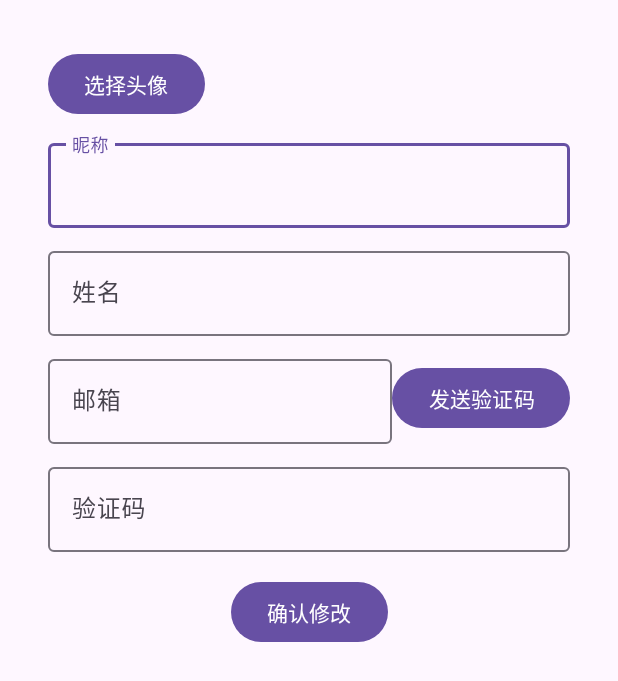
After one commit to klxiaoniu/Youxi, an Android app: the layout activity_profile_update.xml on its own in the app's theme, with its tools: preview values and no code run, on a phone screen of 412 x 824 dp. The commit adds this screen. Shown: the top 681 px of the screen. Run offline under Robolectric (Android 15) with nearby library versions, the phone set to English and light mode, and no system bars.

Commit message:
feat: ProfileUpdateActivity

```diff
--- a/app/src/main/AndroidManifest.xml
+++ b/app/src/main/AndroidManifest.xml
@@ -17,6 +17,9 @@
         android:theme="@style/Theme.游兮"
         android:usesCleartextTraffic="true"
         tools:targetApi="33">
+        <activity
+            android:name=".ui.activity.ProfileUpdateActivity"
+            android:exported="false" />
         <activity
             android:name=".ui.activity.IntroActivity"
             android:exported="false" />
--- /dev/null
+++ b/app/src/main/java/com/glittering/youxi/data/EmailRequest.kt
@@ -0,0 +1,5 @@
+package com.glittering.youxi.data
+
+data class EmailRequest(
+    val email: String
+)
--- /dev/null
+++ b/app/src/main/java/com/glittering/youxi/data/EmailResponse.kt
@@ -0,0 +1,6 @@
+package com.glittering.youxi.data
+
+data class EmailResponse(
+    var code: Int,
+    val message: String
+)
--- /dev/null
+++ b/app/src/main/java/com/glittering/youxi/data/UpdatingResponse.kt
@@ -0,0 +1,6 @@
+package com.glittering.youxi.data
+
+data class UpdatingResponse(
+    val code: Int,
+    val message: String
+)
--- a/app/src/main/java/com/glittering/youxi/ui/fragment/home/HomeFragment.kt
+++ b/app/src/main/java/com/glittering/youxi/ui/fragment/home/HomeFragment.kt
@@ -11,6 +11,7 @@ import androidx.lifecycle.ViewModelProvider
 import com.glittering.youxi.ui.activity.LoginActivity
 import com.glittering.youxi.databinding.FragmentHomeBinding
 import com.glittering.youxi.ui.activity.IntroActivity
+import com.glittering.youxi.ui.activity.ProfileUpdateActivity
 
 class HomeFragment : Fragment() {
 
@@ -38,12 +39,17 @@ class HomeFragment : Fragment() {
 
         val btnLogin: Button = binding.btnLogin
         val btnIntro: Button = binding.btnIntro
+        val btnProfile: Button = binding.btnProfile
         btnLogin.setOnClickListener {
             val intent = Intent(context, LoginActivity::class.java)
             startActivity(intent)
         }
         btnIntro.setOnClickListener {
             val intent = Intent(context, IntroActivity::class.java)
+            startActivity(intent)
+        }
+        btnProfile.setOnClickListener {
+            val intent = Intent(context, ProfileUpdateActivity::class.java)
             startActivity(intent)
         }
 
--- a/app/src/main/res/layout/activity_login.xml
+++ b/app/src/main/res/layout/activity_login.xml
@@ -111,7 +111,7 @@
             android:layout_width="match_parent"
             android:layout_height="wrap_content"
             android:digits="ABCDEFGHIJKLMNOPQRSTUVWXYZabcdefghijklmnopqrstuvwxyz1234567890"
-            android:imeOptions="actionNext"
+            android:imeOptions="actionDone"
             android:maxLength="4" />
     </com.google.android.material.textfield.TextInputLayout>
 
--- /dev/null
+++ b/app/src/main/res/layout/activity_profile_update.xml
@@ -0,0 +1,120 @@
+<?xml version="1.0" encoding="utf-8"?>
+<androidx.constraintlayout.widget.ConstraintLayout xmlns:android="http://schemas.android.com/apk/res/android"
+    xmlns:app="http://schemas.android.com/apk/res-auto"
+    xmlns:tools="http://schemas.android.com/tools"
+    android:layout_width="match_parent"
+    android:layout_height="match_parent"
+    android:fitsSystemWindows="true"
+    android:paddingLeft="@dimen/activity_horizontal_margin"
+    android:paddingTop="@dimen/activity_vertical_margin"
+    android:paddingRight="@dimen/activity_horizontal_margin"
+    android:paddingBottom="@dimen/activity_vertical_margin"
+    tools:context=".ui.activity.ProfileUpdateActivity">
+
+    <Button
+        android:id="@+id/chooseIcon"
+        android:layout_width="wrap_content"
+        android:layout_height="wrap_content"
+        android:text="选择头像"
+        app:layout_constraintStart_toStartOf="parent"
+        app:layout_constraintTop_toTopOf="parent" />
+
+    <com.google.android.material.textfield.TextInputLayout
+        android:id="@+id/layout_nickname"
+        android:layout_width="match_parent"
+        android:layout_height="wrap_content"
+        android:layout_marginTop="10dp"
+        android:hint="昵称"
+        app:hintAnimationEnabled="true"
+        app:hintEnabled="true"
+        app:layout_constraintEnd_toEndOf="parent"
+        app:layout_constraintStart_toStartOf="parent"
+        app:layout_constraintTop_toBottomOf="@id/chooseIcon">
+
+        <com.google.android.material.textfield.TextInputEditText
+            android:id="@+id/nickname"
+            android:layout_width="match_parent"
+            android:layout_height="wrap_content"
+            android:imeOptions="actionNext"
+            android:selectAllOnFocus="true" />
+    </com.google.android.material.textfield.TextInputLayout>
+
+    <com.google.android.material.textfield.TextInputLayout
+        android:id="@+id/layout_name"
+        android:layout_width="match_parent"
+        android:layout_height="wrap_content"
+        android:layout_marginTop="10dp"
+        android:hint="@string/prompt_name"
+        app:hintAnimationEnabled="true"
+        app:hintEnabled="true"
+        app:layout_constraintEnd_toEndOf="parent"
+        app:layout_constraintStart_toStartOf="parent"
+        app:layout_constraintTop_toBottomOf="@+id/layout_nickname">
+
+        <com.google.android.material.textfield.TextInputEditText
+            android:id="@+id/name"
+            android:layout_width="match_parent"
+            android:layout_height="wrap_content"
+            android:imeOptions="actionNext" />
+    </com.google.android.material.textfield.TextInputLayout>
+
+    <com.google.android.material.textfield.TextInputLayout
+        android:id="@+id/layout_email"
+        android:layout_width="0dp"
+        android:layout_height="wrap_content"
+        android:layout_marginTop="10dp"
+        android:hint="邮箱"
+        app:hintAnimationEnabled="true"
+        app:hintEnabled="true"
+        app:layout_constraintEnd_toStartOf="@id/btnSendCode"
+        app:layout_constraintStart_toStartOf="parent"
+        app:layout_constraintTop_toBottomOf="@+id/layout_name">
+
+        <com.google.android.material.textfield.TextInputEditText
+            android:id="@+id/email"
+            android:layout_width="match_parent"
+            android:layout_height="wrap_content"
+            android:imeOptions="actionNext"
+            android:inputType="textEmailAddress" />
+    </com.google.android.material.textfield.TextInputLayout>
+
+    <Button
+        android:id="@+id/btnSendCode"
+        android:layout_width="wrap_content"
+        android:layout_height="wrap_content"
+        android:text="发送验证码"
+        app:layout_constraintBottom_toBottomOf="@id/layout_email"
+        app:layout_constraintEnd_toEndOf="parent"
+        app:layout_constraintTop_toTopOf="@id/layout_email" />
+
+    <com.google.android.material.textfield.TextInputLayout
+        android:id="@+id/layout_ecode"
+        android:layout_width="match_parent"
+        android:layout_height="wrap_content"
+        android:layout_marginTop="10dp"
+        android:hint="验证码"
+        app:hintAnimationEnabled="true"
+        app:hintEnabled="true"
+        app:layout_constraintEnd_toEndOf="parent"
+        app:layout_constraintStart_toStartOf="parent"
+        app:layout_constraintTop_toBottomOf="@+id/layout_email">
+
+        <com.google.android.material.textfield.TextInputEditText
+            android:id="@+id/ecode"
+            android:layout_width="match_parent"
+            android:layout_height="wrap_content"
+            android:imeOptions="actionNext" />
+    </com.google.android.material.textfield.TextInputLayout>
+
+    <Button
+        android:id="@+id/submit"
+        android:layout_width="wrap_content"
+        android:layout_height="wrap_content"
+        android:layout_gravity="start"
+        android:layout_marginTop="16dp"
+        android:layout_marginBottom="64dp"
+        android:text="确认修改"
+        app:layout_constraintEnd_toEndOf="parent"
+        app:layout_constraintStart_toStartOf="parent"
+        app:layout_constraintTop_toBottomOf="@+id/layout_ecode" />
+</androidx.constraintlayout.widget.ConstraintLayout>
```
Also changed, not shown: app/src/main/java/com/glittering/youxi/data/ServiceCreator.kt (+31 -0 lines), app/src/main/java/com/glittering/youxi/data/UpdatingRequest.kt (added, +11 -0 lines), app/src/main/java/com/glittering/youxi/data/UserService.kt (+10 -0 lines), app/src/main/java/com/glittering/youxi/ui/activity/LoginActivity.kt (+3 -50 lines), app/src/main/java/com/glittering/youxi/ui/activity/ProfileUpdateActivity.kt (added, +105 -0 lines), app/src/main/java/com/glittering/youxi/ui/activity/ProfileUpdateViewModel.kt (added, +8 -0 lines), app/src/main/java/com/glittering/youxi/utils/DrawableUtil.kt (added, +54 -0 lines), app/src/main/java/com/glittering/youxi/utils/UriPathHelper.kt (added, +95 -0 lines), app/src/main/res/layout/fragment_home.xml (+8 -0 lines).
